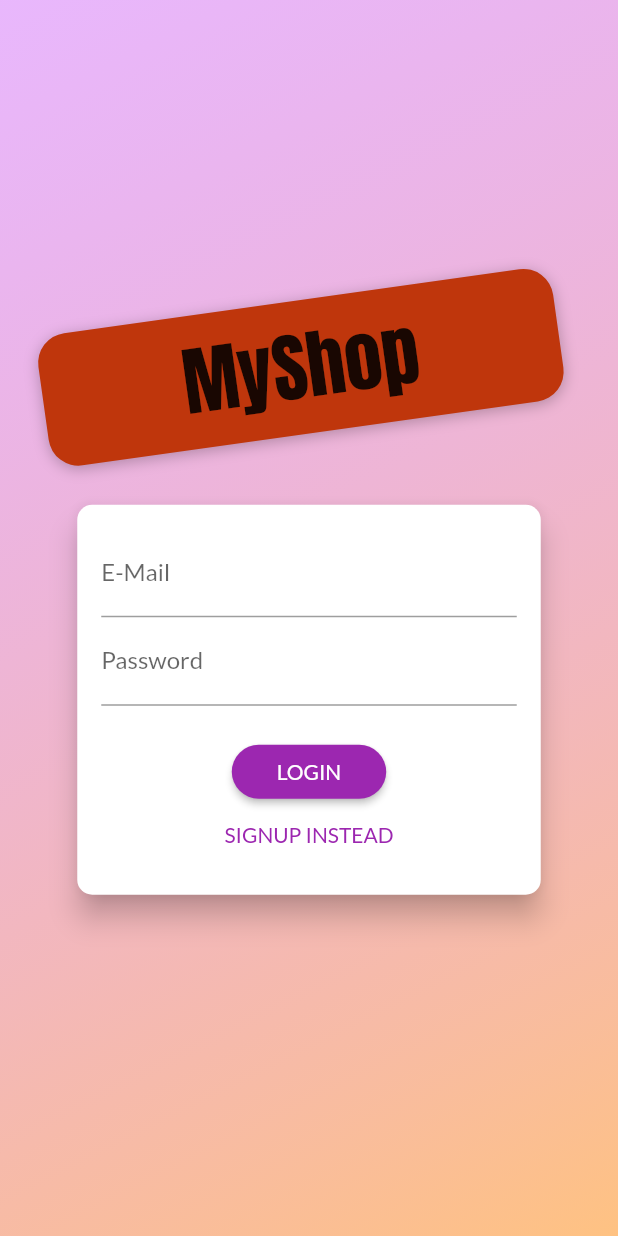
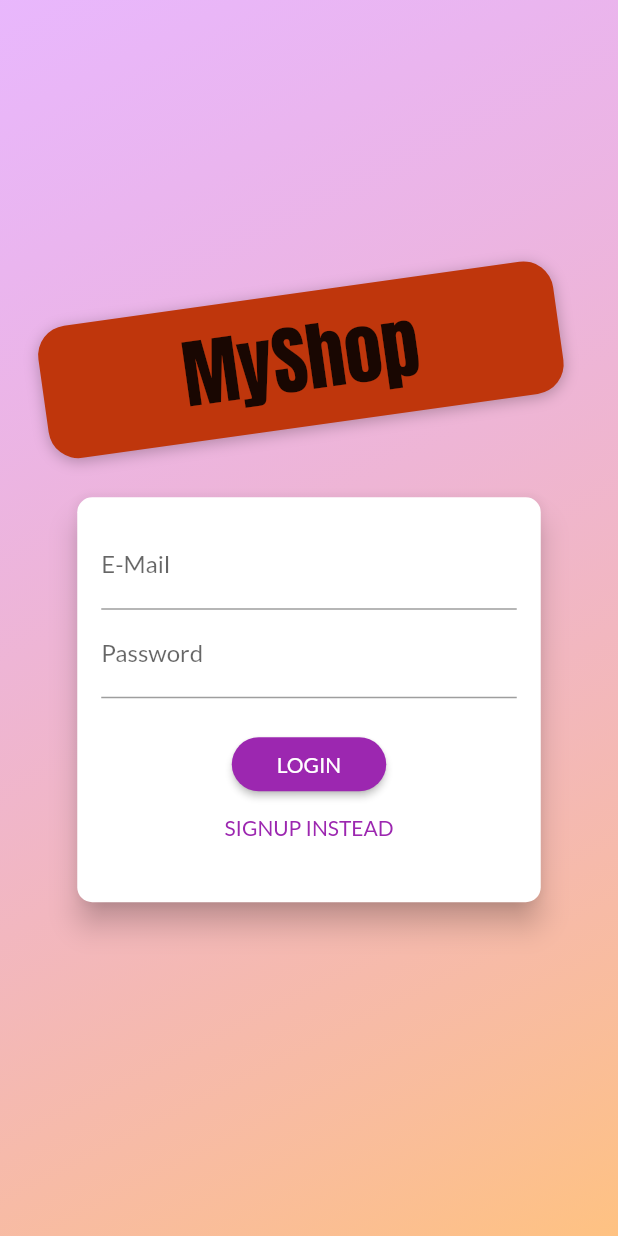
Before and after one commit to mahin1995/shop_app_udemy, a Flutter app: the screen it shows after launch, on a phone screen of 412 x 824 dp. Run offline on Flutter 3.47's test engine with Material 2 defaults, Android fonts, the phone set to English and light mode, and no system bars; our stand-ins replace shared_preferences.

Commit message:
from home

```diff
--- a/lib/screens/auth_screen.dart
+++ b/lib/screens/auth_screen.dart
@@ -4,7 +4,6 @@ import 'package:flutter/material.dart';
 import 'package:provider/provider.dart';
 import 'package:shop_app_udemy/models/http_exception.dart';
 import 'package:shop_app_udemy/providers/auth.dart';
-
 
 enum AuthMode { Signup, Login }
 
@@ -94,7 +93,8 @@ class AuthCard extends StatefulWidget {
   _AuthCardState createState() => _AuthCardState();
 }
 
-class _AuthCardState extends State<AuthCard> {
+class _AuthCardState extends State<AuthCard>
+    with SingleTickerProviderStateMixin {
   final GlobalKey<FormState> _formKey = GlobalKey();
   AuthMode _authMode = AuthMode.Login;
   Map<String, String> _authData = {
@@ -103,7 +103,36 @@ class _AuthCardState extends State<AuthCard> {
   };
   var _isLoading = false;
   final _passwordController = TextEditingController();
+  AnimationController? _controller;
+  late Animation<Size> _heightAnimation;
+  @override
+  void initState() {
+    // TODO: implement initState
+    super.initState();
+    _controller = AnimationController(
+      vsync: this,
+      duration: Duration(
+        milliseconds: 300,
+      ),
+    );
+    _heightAnimation = Tween<Size>(
+      begin: Size(double.infinity, 270),
+      end: Size(double.infinity, 400),
+    ).animate(
+      CurvedAnimation(
+        parent: _controller as AnimationController,
+        curve: Curves.linear,
+      ),
+    );
+    _heightAnimation.addListener(()=>setState(() {}));
 
+  }
+  @override
+  void dispose() {
+    // TODO: implement dispose
+    super.dispose();
+    _controller!.dispose();
+  }
 
   void _showErrorDialog(String message) {
     showDialog(
@@ -123,7 +152,7 @@ class _AuthCardState extends State<AuthCard> {
     );
   }
 
-  Future <void> _submit() async {
+  Future<void> _submit() async {
     if (!_formKey.currentState!.validate()) {
       // Invalid!
       return;
@@ -132,17 +161,18 @@ class _AuthCardState extends State<AuthCard> {
     setState(() {
       _isLoading = true;
     });
-    try{
+    try {
       if (_authMode == AuthMode.Login) {
         // Log user in
-      await Provider.of<Auth>(context,listen: false).lgoin(_authData['email'] as String, _authData['password']as String);
-
+        await Provider.of<Auth>(context, listen: false).lgoin(
+            _authData['email'] as String, _authData['password'] as String);
       } else {
         // Sign user up
-      await Provider.of<Auth>(context,listen: false).signup(_authData['email'] as String, _authData['password']as String);
+        await Provider.of<Auth>(context, listen: false).signup(
+            _authData['email'] as String, _authData['password'] as String);
       }
-    }on HttpException catch(error){
-      var errorMessage="authentication Failed";
+    } on HttpException catch (error) {
+      var errorMessage = "authentication Failed";
       if (error.toString().contains('EMAIL_EXISTS')) {
         errorMessage = 'This email address is already in use.';
       } else if (error.toString().contains('INVALID_EMAIL')) {
@@ -155,11 +185,9 @@ class _AuthCardState extends State<AuthCard> {
         errorMessage = 'Invalid password.';
       }
       _showErrorDialog(errorMessage);
-    }
-    catch(error){
-      var errorMessage="Could not authenticate you! something wrong";
+    } catch (error) {
+      var errorMessage = "Could not authenticate you! something wrong";
       _showErrorDialog(errorMessage);
-
     }
 
     setState(() {
@@ -172,10 +200,12 @@ class _AuthCardState extends State<AuthCard> {
       setState(() {
         _authMode = AuthMode.Signup;
       });
+      _controller!.forward();
     } else {
       setState(() {
         _authMode = AuthMode.Login;
       });
+      _controller!.reverse();
     }
   }
 
@@ -188,9 +218,9 @@ class _AuthCardState extends State<AuthCard> {
       ),
       elevation: 8.0,
       child: Container(
-        height: _authMode == AuthMode.Signup ? 320 : 260,
-        constraints:
-            BoxConstraints(minHeight: _authMode == AuthMode.Signup ? 320 : 260),
+        // height: _authMode == AuthMode.Signup ? 320 : 260,
+        height: _heightAnimation.value.height,
+        constraints: BoxConstraints(minHeight: _heightAnimation.value.height),
         width: deviceSize.width * 0.75,
         padding: EdgeInsets.all(16.0),
         child: Form(
```
Lines whose indentation alone changed are shown as unchanged.
